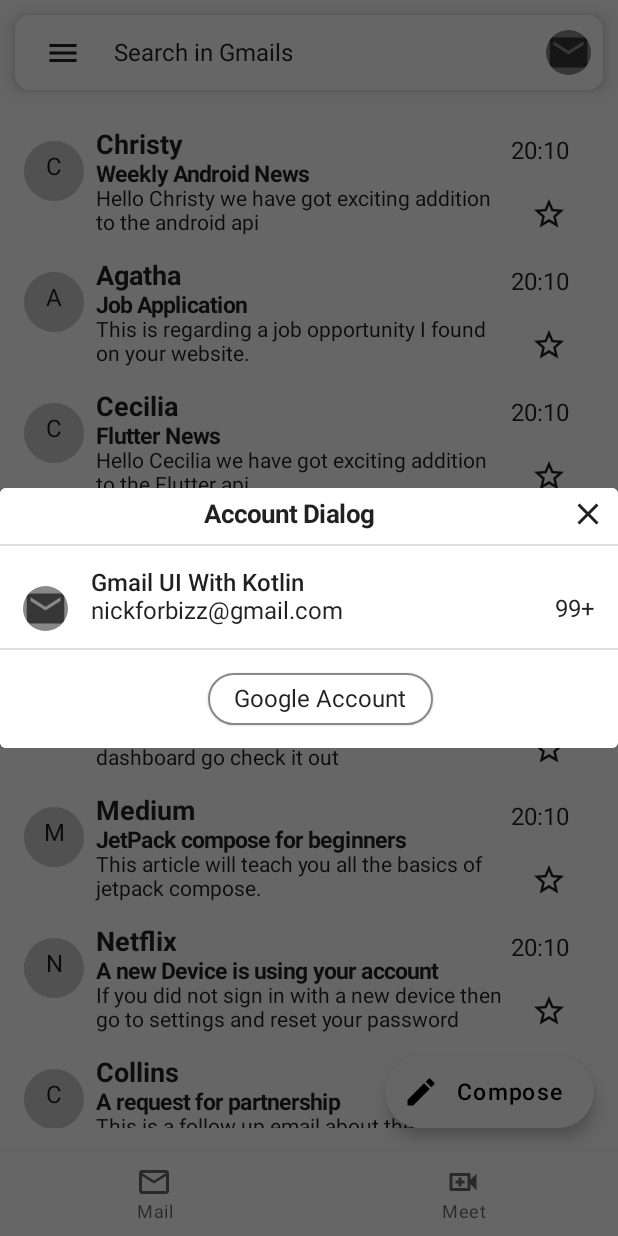
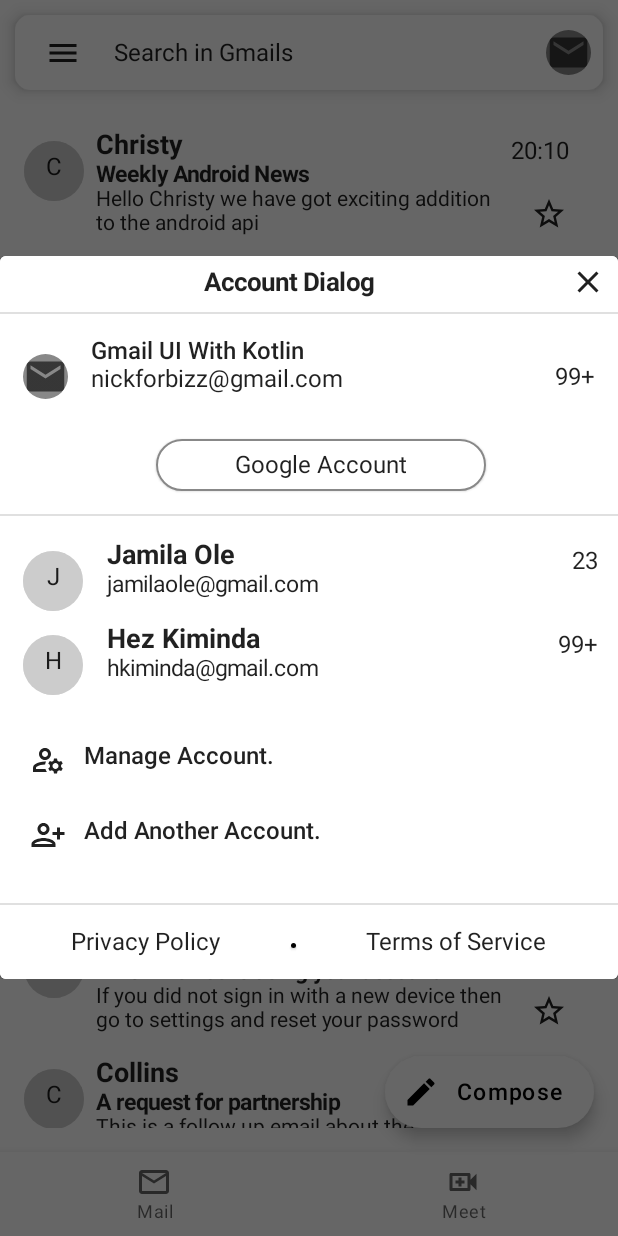
Before and after one commit to nickforbizz/GmailClone, an Android app built with Jetpack Compose: the screen it shows after launch (MainActivity), after a tap on "Profile", on a phone screen of 412 x 824 dp. Run offline under Robolectric (Android 15) with nearby library versions, the phone set to English and light mode, and no system bars.

Commit message:
Account Dialogs part 2

```diff
--- a/app/src/main/java/com/example/gmailclone/MockData.kt
+++ b/app/src/main/java/com/example/gmailclone/MockData.kt
@@ -1,6 +1,23 @@
 package com.example.gmailclone
 
+import com.example.gmailclone.models.GmailDialogData
 import com.example.gmailclone.models.MailData
+
+
+val otherMailsData = listOf(
+    GmailDialogData(
+        id=1,
+        name = "Jamila Ole",
+        myEmailText = "jamilaole@gmail.com",
+        emailCount = 23
+    ),
+    GmailDialogData(
+        id=2,
+        name = "Hez Kiminda",
+        myEmailText = "hkiminda@gmail.com",
+        emailCount = 123
+    )
+)
 
 
 
@@ -74,5 +91,47 @@ val mailListData = listOf(
         subject = "New opportunity that suits you",
         body = "We have an opening that suits your profile kindly check it out and indicate your interest",
         timestamp = "20:10"
+    ),
+    MailData(
+        id = 11,
+        username = "Jamila",
+        subject = "A request for loving you",
+        body = "This is a follow up email about the partnership request",
+        timestamp = "20:23"
+    ),
+    MailData(
+        id = 12,
+        username = "Tesla",
+        subject = "Your account has been deleted",
+        body = "If you did not sign in with a new device then go to settings and reset your password",
+        timestamp = "20:41"
+    ),
+    MailData(
+        id = 13,
+        username = "Foody",
+        subject = "New opportunity that suits your needs",
+        body = "We have an opening that suits your profile kindly check it out and indicate your interest",
+        timestamp = "20:10"
+    ),
+    MailData(
+        id = 14,
+        username = "Kemri",
+        subject = "A request for partnership in jod",
+        body = "This is a follow up email about the partnership request",
+        timestamp = "20:50"
+    ),
+    MailData(
+        id = 15,
+        username = "Apple",
+        subject = "Your phone is secure",
+        body = "If you did not sign in with a new device then go to settings and reset your password",
+        timestamp = "20:10"
+    ),
+    MailData(
+        id = 16,
+        username = "Drinks",
+        subject = "Drink and drive",
+        body = "We have an opening that suits your profile kindly check it out and indicate your interest",
+        timestamp = "20:10"
     )
 )
--- a/app/src/main/java/com/example/gmailclone/components/AccountDialog.kt
+++ b/app/src/main/java/com/example/gmailclone/components/AccountDialog.kt
@@ -1,5 +1,6 @@
 package com.example.gmailclone.components
 
+import android.annotation.SuppressLint
 import androidx.compose.foundation.BorderStroke
 import androidx.compose.foundation.Image
 import androidx.compose.foundation.background
@@ -10,12 +11,16 @@ import androidx.compose.foundation.shape.RoundedCornerShape
 import androidx.compose.material.*
 import androidx.compose.material.icons.Icons
 import androidx.compose.material.icons.filled.Close
+import androidx.compose.material.icons.filled.PersonAddAlt
+import androidx.compose.material.icons.outlined.ManageAccounts
 import androidx.compose.runtime.Composable
 import androidx.compose.runtime.MutableState
+import androidx.compose.runtime.mutableStateOf
 import androidx.compose.ui.Alignment
 import androidx.compose.ui.Modifier
 import androidx.compose.ui.draw.clip
 import androidx.compose.ui.graphics.Color
+import androidx.compose.ui.graphics.vector.ImageVector
 import androidx.compose.ui.res.painterResource
 import androidx.compose.ui.text.font.FontWeight
 import androidx.compose.ui.text.style.TextAlign
@@ -23,22 +28,26 @@ import androidx.compose.ui.tooling.preview.Preview
 import androidx.compose.ui.unit.dp
 import androidx.compose.ui.unit.sp
 import androidx.compose.ui.window.Dialog
+import androidx.compose.ui.window.DialogProperties
 import com.example.gmailclone.R
+import com.example.gmailclone.models.GmailDialogData
+import com.example.gmailclone.otherMailsData
 
 @Composable
 fun AccountDialog(openDialog: MutableState<Boolean>){
     Dialog(
-        onDismissRequest = { openDialog.value = false }
+        onDismissRequest = { openDialog.value = false },
+        properties = DialogProperties(dismissOnClickOutside = false)
     ){
-        AccountDialogUI()
+        AccountDialogUI(openDialog= openDialog)
     }
 }
 
 
 
 @Composable
-fun AccountDialogUI(modifier: Modifier = Modifier){
-    Card() {
+fun AccountDialogUI(modifier: Modifier = Modifier, openDialog: MutableState<Boolean>){
+    Card {
         Column (
             modifier
                 .background(Color.White)
@@ -46,7 +55,10 @@ fun AccountDialogUI(modifier: Modifier = Modifier){
             ){
 
 
-            Row(modifier.fillMaxWidth().padding(bottom = 8.dp), verticalAlignment = Alignment.CenterVertically) {
+            Row(
+                modifier
+                    .fillMaxWidth()
+                    .padding(bottom = 8.dp), verticalAlignment = Alignment.CenterVertically) {
                 Column(
                     modifier
                         .weight(2.0f)
@@ -59,7 +71,9 @@ fun AccountDialogUI(modifier: Modifier = Modifier){
                 Column{
                     Icon(imageVector = Icons.Default.Close,
                         contentDescription = "close",
-                        modifier.padding(top=5.dp, end = 8.dp).clickable {  })
+                        modifier
+                            .padding(top = 5.dp, end = 8.dp)
+                            .clickable { openDialog.value = false })
                 }
 
             }
@@ -91,7 +105,6 @@ fun AccountDialogUI(modifier: Modifier = Modifier){
                 Text(text = "99+", modifier = Modifier.padding(end=15.dp))
             }
 
-            Divider()
 
 
             Row(
@@ -101,21 +114,103 @@ fun AccountDialogUI(modifier: Modifier = Modifier){
                 horizontalArrangement = Arrangement.Center) {
 
                 Card(
-                    modifier.requiredWidth(150.dp),
+                    modifier.requiredWidth(220.dp),
                     shape = RoundedCornerShape(50.dp),
                     border = BorderStroke(1.dp, Color.Gray)
                     ) {
                     Text(text = "Google Account", Modifier.padding(8.dp), textAlign = TextAlign.Center)
                 }
             }
+
+            Divider(modifier = Modifier.padding(top=15.dp, bottom = 15.dp))
+
+
+            Column {
+                otherMailsData.forEach{
+                    item -> OtherGmailAccount(item)
+                }
+            }
+
+            Column(modifier = Modifier.padding(top=15.dp)) {
+                AddAccount(icon = Icons.Outlined.ManageAccounts, "Manage Account.")
+                AddAccount(icon = Icons.Default.PersonAddAlt, "Add Another Account.")
+            }
+
+            Divider(modifier = Modifier.padding(top=15.dp, bottom = 15.dp))
+
+            Row(modifier = Modifier.fillMaxWidth(), horizontalArrangement = Arrangement.SpaceEvenly) {
+                Text(text = "Privacy Policy")
+                Card(
+                    modifier = Modifier.padding(top=10.dp).size(3.dp),
+                    backgroundColor = Color.Black
+                ){}
+                Text(text = "Terms of Service")
+            }
+
         }
     }
 }
 
 
+@Composable
+fun OtherGmailAccount(gmailAccount: GmailDialogData){
+    Row(
+        modifier = Modifier
+            .fillMaxWidth()
+            .padding(start = 15.dp, end = 8.dp, bottom = 8.dp)
+    ){
+        Card(modifier = Modifier
+            .padding(top = 8.dp, end = 8.dp)
+            .size(40.dp)
+            .clip(CircleShape),
+            backgroundColor = Color.LightGray
+        ) {
+            Text(text = gmailAccount.name[0].toString(), textAlign = TextAlign.Center, modifier = Modifier.padding(8.dp))
+        }
 
+        Column(modifier = Modifier
+            .weight(2.0f)
+            .padding(start = 8.dp)) {
+            Text(text = gmailAccount.name, fontSize = 18.sp, fontWeight = FontWeight.Bold)
+            Text(text = gmailAccount.myEmailText, fontSize = 15.sp)
+        }
+
+        Column(modifier = Modifier.padding(5.dp)) {
+            val countEmails = gmailAccount.emailCount
+            if (countEmails > 99){
+                Text(text = "99+")
+            }else {
+                Text(text = "$countEmails")
+            }
+
+        }
+
+
+
+    }
+}
+
+
+@Composable
+fun AddAccount(icon: ImageVector, title:String){
+    Row(
+        Modifier
+            .fillMaxWidth()
+            .padding(start = 8.dp, bottom = 2.dp)
+    ){
+        IconButton(
+            onClick = { /*TODO*/ }) {
+            Icon(imageVector = icon, contentDescription = title, modifier=Modifier.padding(bottom=8.dp))
+        }
+        Text(text = title, fontWeight = FontWeight.SemiBold,  modifier=Modifier.padding(top=8.dp))
+    }
+}
+
+
+
+@SuppressLint("UnrememberedMutableState")
 @Preview
 @Composable
 fun AccountDialogUIPreview(){
-    AccountDialogUI()
+    AccountDialogUI(openDialog = mutableStateOf(false))
 }
--- a/app/src/main/java/com/example/gmailclone/models/DrawerMenuData.kt
+++ b/app/src/main/java/com/example/gmailclone/models/DrawerMenuData.kt
@@ -11,7 +11,7 @@ sealed class DrawerMenuData (
     val isHeader: Boolean = false
         ){
 
-    //Todo 12 We create an object for easy access to each of the item
+
     object AllInboxes: DrawerMenuData(
         icon = Icons.Outlined.AllInbox,
         title = "All inboxes"
--- /dev/null
+++ b/app/src/main/java/com/example/gmailclone/models/GmailDialogData.kt
@@ -0,0 +1,10 @@
+package com.example.gmailclone.models
+
+import androidx.compose.ui.graphics.vector.ImageVector
+
+data class GmailDialogData(
+    val id: Int,
+    val name: String,
+    val myEmailText: String,
+    val emailCount: Int,
+)
```
